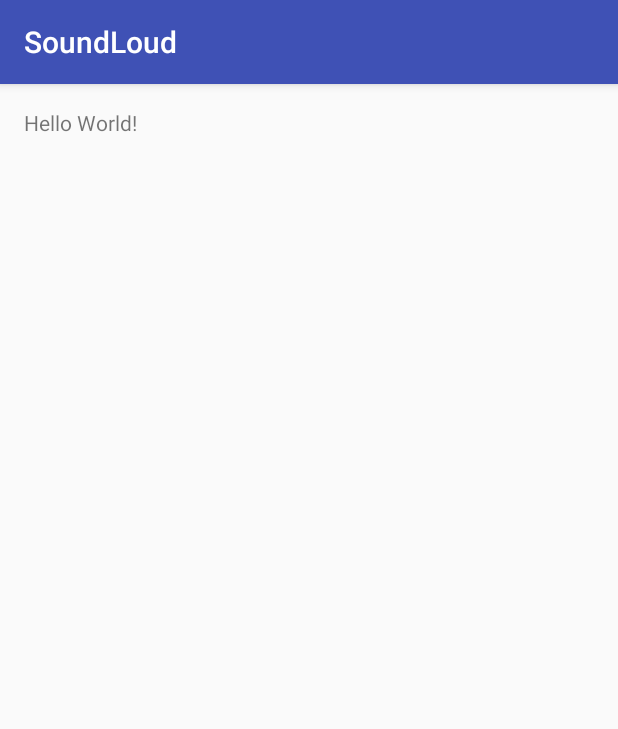
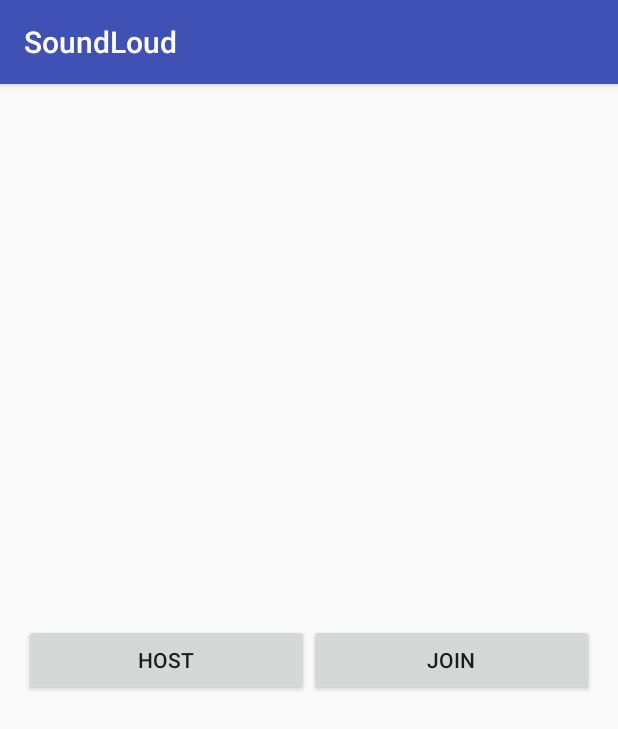
Before and after one commit to MufidaKhalizaki/SoundLoud, an Android app: the screen it shows after launch (MainActivity), on a phone screen of 412 x 824 dp. Shown: the top 729 px of the screen. Run offline under Robolectric (Android 15) with nearby library versions, the phone set to English and light mode, and no system bars.

Commit message:
added some functions .. work in progress.. .also created new branch

```diff
--- a/app/build.gradle
+++ b/app/build.gradle
@@ -6,7 +6,7 @@ android {
 
     defaultConfig {
         applicationId "com.garfhackers.soundloud"
-        minSdkVersion 15
+        minSdkVersion 16
         targetSdkVersion 23
         versionCode 1
         versionName "1.0"
--- a/app/src/main/java/com/garfhackers/soundloud/MainActivity.java
+++ b/app/src/main/java/com/garfhackers/soundloud/MainActivity.java
@@ -1,13 +1,61 @@
 package com.garfhackers.soundloud;
 
+import android.content.BroadcastReceiver;
+import android.content.Context;
+import android.content.IntentFilter;
+import android.net.wifi.p2p.WifiP2pManager;
+import android.os.Bundle;
 import android.support.v7.app.AppCompatActivity;
-import android.os.Bundle;
 
 public class MainActivity extends AppCompatActivity {
+
+    IntentFilter mIntentFilter;
+    WifiP2pManager mManager;
+    WifiP2pManager.Channel mChannel;
+    BroadcastReceiver mReceiver;
+
 
     @Override
     protected void onCreate(Bundle savedInstanceState) {
         super.onCreate(savedInstanceState);
         setContentView(R.layout.activity_main);
+
+
+        mManager = (WifiP2pManager) getSystemService(Context.WIFI_P2P_SERVICE);
+        mChannel = mManager.initialize(this, getMainLooper(), null);
+        mReceiver = new WiFiDirectBroadcastReceiver(mManager, mChannel, this);
+
+        mIntentFilter = new IntentFilter();
+        mIntentFilter.addAction(WifiP2pManager.WIFI_P2P_STATE_CHANGED_ACTION);
+        mIntentFilter.addAction(WifiP2pManager.WIFI_P2P_PEERS_CHANGED_ACTION);
+        mIntentFilter.addAction(WifiP2pManager.WIFI_P2P_CONNECTION_CHANGED_ACTION);
+        mIntentFilter.addAction(WifiP2pManager.WIFI_P2P_THIS_DEVICE_CHANGED_ACTION);
+
+    }
+    /* register the broadcast receiver with the intent values to be matched */
+    @Override
+    protected void onResume() {
+        super.onResume();
+        registerReceiver(mReceiver, mIntentFilter);
+    }
+    /* unregister the broadcast receiver */
+    @Override
+    protected void onPause() {
+        super.onPause();
+        unregisterReceiver(mReceiver);
+    }
+
+    public void discoverPeers() {
+        mManager.discoverPeers(mChannel, new WifiP2pManager.ActionListener() {
+            @Override
+            public void onSuccess() {
+                //success logic
+            }
+
+            @Override
+            public void onFailure(int reason) {
+                //failure logic
+            }
+        });
     }
 }
--- /dev/null
+++ b/app/src/main/java/com/garfhackers/soundloud/WiFiDirectBroadcastReceiver.java
@@ -0,0 +1,62 @@
+package com.garfhackers.soundloud;
+
+import android.content.BroadcastReceiver;
+import android.content.Context;
+import android.content.Intent;
+import android.net.wifi.p2p.WifiP2pDeviceList;
+import android.net.wifi.p2p.WifiP2pManager;
+
+/**
+ * Created by neelesh on 2/22/2016.
+ */
+
+/**
+ * A BroadcastReceiver that notifies of important Wi-Fi p2p events.
+ */
+public class WiFiDirectBroadcastReceiver extends BroadcastReceiver{
+
+    private WifiP2pManager mManager;
+    private WifiP2pManager.Channel mChannel;
+    private MainActivity mMainActivity;
+    private WifiP2pManager.PeerListListener myPeerListListener;
+
+    public WiFiDirectBroadcastReceiver (WifiP2pManager manager, WifiP2pManager.Channel channel, MainActivity mainActivity) {
+        super();
+        mMainActivity = mainActivity;
+        mChannel = channel;
+        mManager = manager;
+        myPeerListListener = new WifiP2pManager.PeerListListener() {
+            @Override
+            public void onPeersAvailable(WifiP2pDeviceList peers) {
+
+            }
+        };
+    }
+
+    @Override
+    public void onReceive(Context context, Intent intent) {
+        String action = intent.getAction();
+
+        if (WifiP2pManager.WIFI_P2P_STATE_CHANGED_ACTION.equals(action)) {
+            int state = intent.getIntExtra(WifiP2pManager.EXTRA_WIFI_STATE, -1);
+            if (state == WifiP2pManager.WIFI_P2P_STATE_ENABLED) {
+                // Wifi P2P is enabled
+            } else {
+                // Wi-Fi P2P is not enabled
+            }
+        }
+
+        if (WifiP2pManager.WIFI_P2P_STATE_CHANGED_ACTION.equals(action)) {
+            // Check to see if Wi-Fi is enabled and notify appropriate activity
+        } else if (WifiP2pManager.WIFI_P2P_PEERS_CHANGED_ACTION.equals(action)) {
+            // Call WifiP2pManager.requestPeers() to get a list of current peers
+            if (mManager != null) {
+                mManager.requestPeers(mChannel, myPeerListListener);
+            }
+        } else if (WifiP2pManager.WIFI_P2P_CONNECTION_CHANGED_ACTION.equals(action)) {
+            // Respond to new connection or disconnections
+        } else if (WifiP2pManager.WIFI_P2P_THIS_DEVICE_CHANGED_ACTION.equals(action)) {
+            // Respond to this device's wifi state changing
+        }
+    }
+}
--- a/app/src/main/res/layout/activity_main.xml
+++ b/app/src/main/res/layout/activity_main.xml
@@ -9,8 +9,33 @@
     android:paddingTop="@dimen/activity_vertical_margin"
     tools:context="com.garfhackers.soundloud.MainActivity">
 
-    <TextView
-        android:layout_width="wrap_content"
+    <LinearLayout
+        android:layout_width="match_parent"
         android:layout_height="wrap_content"
-        android:text="Hello World!" />
+        android:id="@+id/buttonsContainer"
+        android:orientation="horizontal"
+        android:layout_centerVertical="true">
+        <Button
+            android:id="@+id/hostButton"
+            android:layout_width="0px"
+            android:layout_height="wrap_content"
+            android:layout_weight="1"
+            android:text="Host"
+             />
+        <Button
+            android:id="@+id/joinButton"
+            android:layout_width="0px"
+            android:layout_height="wrap_content"
+            android:layout_weight="1"
+            android:text="Join"
+            />
+    </LinearLayout>
+
+    <ListView
+        android:layout_width="match_parent"
+        android:layout_height="wrap_content"
+        android:id="@+id/devicesListView"
+        android:layout_alignParentTop="true"
+        android:layout_above="@+id/buttonsContainer"
+        />
 </RelativeLayout>
```
Also changed, not shown: app/src/main/AndroidManifest.xml (+10 -0 lines), app/src/main/java/com/garfhackers/soundloud/FileServerAsyncTask.java (added, +78 -0 lines).
